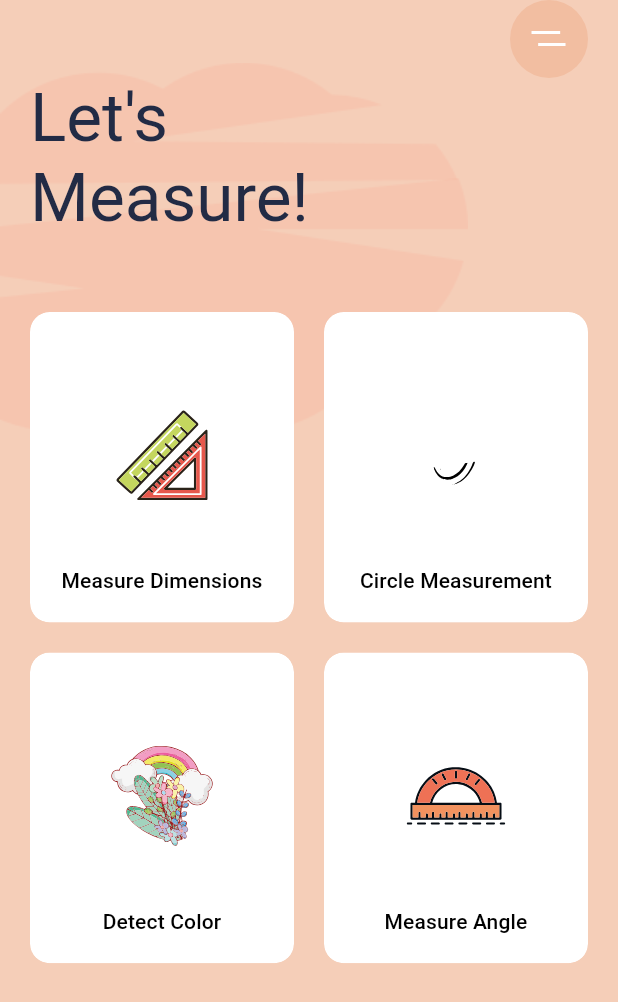
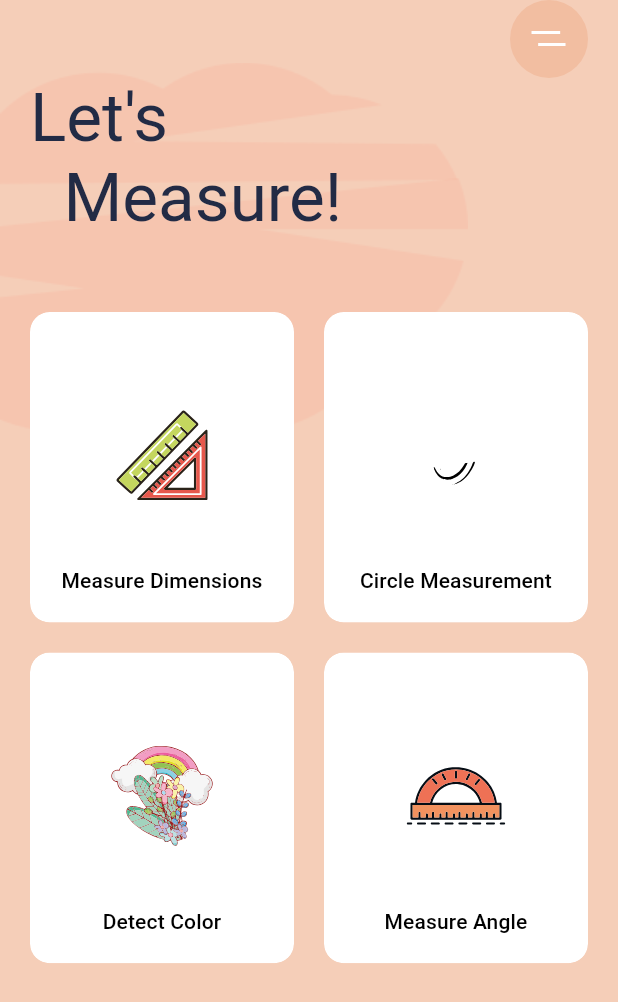
Before and after one commit to ShresthaUtsav03/lets-measure, a Flutter app: the screen it shows after launch, on a phone screen of 412 x 824 dp. Shown: the top 1002 px of the screen. Run offline on Flutter 3.47's test engine with Material 2 defaults, Android fonts, the phone set to English and light mode, and no system bars; our stand-ins replace flutter_spinkit, flutter_svg, image_cropper, image_picker; missing offline and left inert: image_pixels.

Commit message:
Just some UI changes

```diff
--- a/lib/constants.dart
+++ b/lib/constants.dart
@@ -7,4 +7,5 @@ const kBlueLightColor = Color(0xFFC7B8F5);
 const kBlueColor = Color(0xFF817DC0);
 const kMeasureDimension = Color(0xEC8178FF);
 const kShadowColor = Color(0xFFE6E6E6);
-const String kApiUrl = 'http://a028-103-10-31-55.ngrok.io/';
+const String kApiUrl =
+    'https://e447-2400-1a00-b040-c812-95fa-ae1d-4f83-978f.ngrok.io/';
--- a/lib/main.dart
+++ b/lib/main.dart
@@ -1,6 +1,5 @@
 import 'package:flutter/material.dart';
 import 'package:lets_measure/views/home.dart';
-
 import 'constants.dart';
 
 void main() {
--- a/lib/views/graphic_input.dart
+++ b/lib/views/graphic_input.dart
@@ -83,7 +83,7 @@ class _ImageInputScreenState extends State<ImageInputScreen> {
     var size = MediaQuery.of(context).size;
     return Scaffold(
       appBar: AppBar(
-        foregroundColor: kTextColor,
+        shadowColor: Colors.white,
         title: Text(widget.title),
         backgroundColor: Colors.deepOrangeAccent,
       ),
@@ -163,7 +163,7 @@ class _ImageInputScreenState extends State<ImageInputScreen> {
                         height: size.height * 0.5,
                         child: const Center(
                           child: Text(
-                              'Hint: You may tap on the image after selection\n for Cropping, Rotating and Resizing..'),
+                              'Hint: You may tap on the image after selection\n \t\t\t\t\t\tfor Cropping, Rotating and Resizing..'),
                         ),
                       ),
               ],
--- a/lib/views/home.dart
+++ b/lib/views/home.dart
@@ -7,15 +7,12 @@ class HomeScreen extends StatelessWidget {
 
   @override
   Widget build(BuildContext context) {
-    var size = MediaQuery.of(context)
-        .size; //this gonna give us total height and with of our device
+    var size = MediaQuery.of(context).size;
     return Scaffold(
       backgroundColor: const Color(0xFFF5CEB8),
-      //bottomNavigationBar: BottomNavBar(),
       body: Stack(
         children: <Widget>[
           Container(
-            // Here the height of the container is 45% of our total height
             height: size.height * .40,
             decoration: const BoxDecoration(
               color: Color(0xFFF5CEB8),
@@ -44,13 +41,12 @@ class HomeScreen extends StatelessWidget {
                       child: SvgPicture.asset("assets/icons/menu.svg"),
                     ),
                   ),
-                  Text("Let's \nMeasure!",
-                      style: Theme.of(context).textTheme.headline3
-                      //.copyWith(fontWeight: FontWeight.w900),
-                      ),
+                  Text("Let's \n  Measure!",
+                      style: Theme.of(context).textTheme.headline3),
                   const SizedBox(height: 50),
                   Expanded(
                     child: GridView.count(
+                      physics: const NeverScrollableScrollPhysics(),
                       crossAxisCount: 2,
                       childAspectRatio: .85,
                       crossAxisSpacing: 20,
@@ -59,22 +55,18 @@ class HomeScreen extends StatelessWidget {
                         CategoryCard(
                           title: "Measure Dimensions",
                           svgSrc: "assets/icons/Scales.svg",
-                          selectedOption: 'Dimension',
                         ),
                         CategoryCard(
                           title: "Circle Measurement",
                           svgSrc: "assets/icons/circle.svg",
-                          selectedOption: 'Dimension',
                         ),
                         CategoryCard(
                           title: "Detect Color",
                           svgSrc: "assets/icons/Color.svg",
-                          selectedOption: 'Color',
                         ),
                         CategoryCard(
                           title: "Measure Angle",
                           svgSrc: "assets/icons/Angle.svg",
-                          selectedOption: 'Angle',
                         ),
                       ],
                     ),
--- a/lib/widgets/category_card.dart
+++ b/lib/widgets/category_card.dart
@@ -1,20 +1,15 @@
-// ignore_for_file: prefer_const_constructors
-
 import 'package:flutter/material.dart';
 import 'package:flutter_svg/flutter_svg.dart';
 import 'package:lets_measure/views/graphic_input.dart';
-
 import '../constants.dart';
 
 class CategoryCard extends StatelessWidget {
   final String svgSrc;
   final String title;
-  final String selectedOption;
   const CategoryCard({
     Key? key,
     required this.svgSrc,
     required this.title,
-    required this.selectedOption,
   }) : super(key: key);
 
   @override
@@ -22,7 +17,6 @@ class CategoryCard extends StatelessWidget {
     return ClipRRect(
       borderRadius: BorderRadius.circular(13),
       child: Container(
-        // padding: EdgeInsets.all(20),
         decoration: BoxDecoration(
           color: Colors.white,
           borderRadius: BorderRadius.circular(13),
```
Also changed, not shown: lib/views/angle_selection_screen.dart (+25 -12 lines), lib/views/color_detection_screen.dart (+8 -13 lines), lib/views/image_output.dart (+23 -17 lines), lib/widgets/dropper.dart (renamed from lib/dropper.dart).
